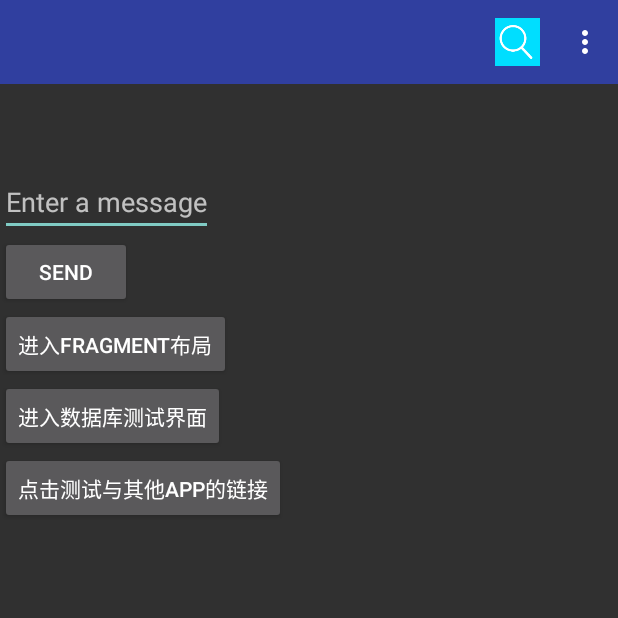
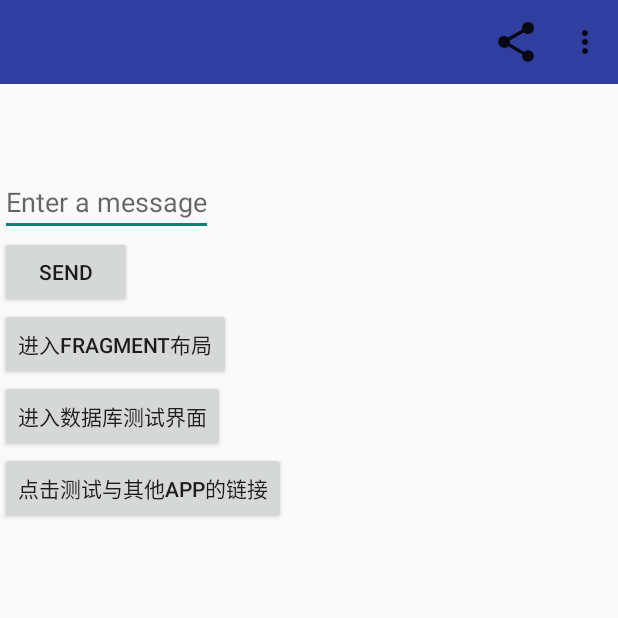
Before and after one commit to lishanxin/AndroidTrain, an Android app: the screen it shows after launch (MainActivity), on a phone screen of 412 x 824 dp, the top half of it. Run offline under Robolectric (Android 15) with nearby library versions, the phone set to English and light mode, and no system bars.

Commit message:
ShareActionProvider 分享按钮
ShareActionProvider 分享按钮

```diff
--- a/app/src/main/java/com/example/androidtrain/MainActivity.java
+++ b/app/src/main/java/com/example/androidtrain/MainActivity.java
@@ -4,11 +4,18 @@ import android.Manifest;
 import android.app.Activity;
 import android.content.Intent;
 import android.content.pm.PackageManager;
+import android.content.res.AssetManager;
+import android.graphics.Bitmap;
+import android.graphics.BitmapFactory;
+import android.net.Uri;
+import android.os.Environment;
 import android.support.v4.app.ActivityCompat;
 import android.support.v4.app.FragmentActivity;
 import android.support.v4.content.ContextCompat;
+import android.support.v4.view.MenuItemCompat;
 import android.support.v7.app.AppCompatActivity;
 import android.os.Bundle;
+import android.support.v7.widget.ShareActionProvider;
 import android.util.Log;
 import android.view.Menu;
 import android.view.MenuInflater;
@@ -20,17 +27,26 @@ import com.example.androidtrain.connectApp.ConnectAppActivity;
 import com.example.androidtrain.fragment.HeadlinesFragment;
 import com.example.androidtrain.sql.SqlTestActivity;
 
+import java.io.File;
+import java.io.FileOutputStream;
+import java.io.IOException;
+import java.io.InputStream;
+
 public class MainActivity extends AppCompatActivity  {
 
     public static final String TAG = "MainActivity";
 
     public final static String EXTRA_MESSAGE = "com.mycompany.myfirstapp.MESSAGE";
+    //ShareActionProvider创建简便的分享功能
+    private ShareActionProvider mShareActionProvider;
+
 
     @Override
     protected void onCreate(Bundle savedInstanceState) {
         super.onCreate(savedInstanceState);
         setContentView(R.layout.activity_main);
         checkAllPermission();
+
     }
 
     /** Called when the user clicks the Send button */
@@ -60,7 +76,49 @@ public class MainActivity extends AppCompatActivity  {
         //为ActionBar扩展菜单项
         MenuInflater inflater = getMenuInflater();
         inflater.inflate(R.menu.main_activity_actions, menu);
-        return super.onCreateOptionsMenu(menu);
+
+        MenuItem item = menu.findItem(R.id.action_search);
+        mShareActionProvider = (ShareActionProvider) MenuItemCompat.getActionProvider(item);
+        setImageShare();
+        return true;
+    }
+
+    //设置分享内容
+    private void setShareIntent(Intent shareIntent){
+
+        if (mShareActionProvider != null){
+            mShareActionProvider.setShareIntent(shareIntent);
+        }
+    }
+
+    private void setImageShare(){
+        AssetManager assetManager = getAssets();
+        File file = new File(Environment.getExternalStorageDirectory(), "iutest.jpg");
+        try {
+            InputStream in = assetManager.open("iu.jpg");
+            Bitmap bitmap = BitmapFactory.decodeStream(in);
+            FileOutputStream out = new FileOutputStream(file);
+            bitmap.compress(Bitmap.CompressFormat.JPEG, 100, out);
+            out.close();
+        } catch (IOException e) {
+            e.printStackTrace();
+        }finally {
+        }
+        Uri location = Uri.parse("file://" + file.getAbsolutePath());
+
+        Intent imageIntent = new Intent();
+        imageIntent.setAction(Intent.ACTION_SEND);
+        imageIntent.putExtra(Intent.EXTRA_STREAM, location);
+        imageIntent.setType("image/jpeg");
+        setShareIntent(imageIntent);
+    }
+
+    private void setTextShare(){
+        Intent textIntent = new Intent();
+        textIntent.setAction(Intent.ACTION_SEND);
+        textIntent.putExtra(Intent.EXTRA_TEXT, "i am lizhizhi");
+        textIntent.setType("text/plain");
+        setShareIntent(textIntent);
     }
 
     @Override
@@ -79,7 +137,6 @@ public class MainActivity extends AppCompatActivity  {
     }
 
     private void openSettings() {
-        getActionBar().hide();
         Log.d(TAG, "action_settings");
 
     }
@@ -131,4 +188,7 @@ public class MainActivity extends AppCompatActivity  {
         }
         return true;
     }
+
+
+
 }
--- a/app/src/main/res/menu/main_activity_actions.xml
+++ b/app/src/main/res/menu/main_activity_actions.xml
@@ -1,10 +1,12 @@
 <?xml version="1.0" encoding="utf-8"?>
-<menu xmlns:app="http://schemas.android.com/apk/res-auto"
+<menu
+    xmlns:app="http://schemas.android.com/apk/res-auto"
     xmlns:android="http://schemas.android.com/apk/res/android">
-    <item android:id="@+id/action_search"
+    <item
+        android:id="@+id/action_search"
         android:title="@string/action_search"
-        android:icon="@drawable/ic_action_search"
-        app:showAsAction="ifRoom" />
+        app:showAsAction="ifRoom"
+        app:actionProviderClass="android.support.v7.widget.ShareActionProvider" />
 
     <item android:id="@+id/action_settings"
         android:title="@string/action_settings"
--- a/app/src/main/res/values/themes.xml
+++ b/app/src/main/res/values/themes.xml
@@ -2,7 +2,7 @@
 <resources>
     <!-- 应用于程序或者活动的主题 -->
     <style name="CustomActionBarTheme"
-            parent="@style/Theme.AppCompat"
+            parent="@style/Theme.AppCompat.Light"
         >
         <item name="android:actionBarStyle">@style/MyActionBar</item>
         <item name="android:actionBarTabTextStyle">@style/MyActionBarTabText</item>
```
